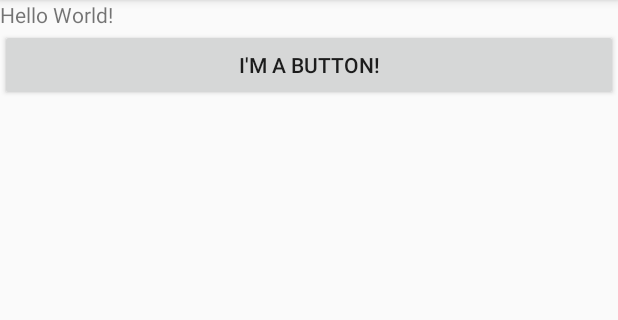
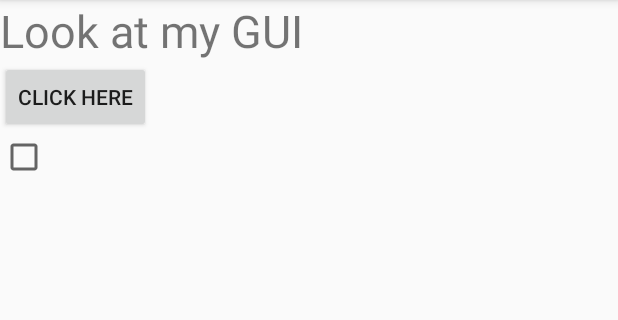
Before and after one commit to hall0508/AndroidLabs, an Android app: the screen it shows after launch (MainActivity), on a phone screen of 412 x 824 dp, the part 84-404 px from its top. Run offline under Robolectric (Android 15) with nearby library versions, the phone set to English and light mode, and no system bars.

Commit message:
activity_main_linear

```diff
--- a/app/src/main/java/com/example/androidlabs/MainActivity.java
+++ b/app/src/main/java/com/example/androidlabs/MainActivity.java
@@ -9,6 +9,6 @@ public class MainActivity extends AppCompatActivity {
     @Override
     protected void onCreate(Bundle savedInstanceState) {
         super.onCreate(savedInstanceState);
-        setContentView(R.layout.activity_main);
+        setContentView(R.layout.activity_main_linear);
     }
 }
--- /dev/null
+++ b/app/src/main/res/layout/activity_main_linear.xml
@@ -0,0 +1,35 @@
+<?xml version="1.0" encoding="utf-8"?>
+<androidx.constraintlayout.widget.ConstraintLayout
+    xmlns:android="http://schemas.android.com/apk/res/android"
+    xmlns:app="http://schemas.android.com/apk/res-auto"
+    xmlns:tools="http://schemas.android.com/tools"
+    android:orientation="vertical"
+    android:layout_width="match_parent"
+    android:layout_height="match_parent"
+    tools:context=".MainActivity">
+
+    <LinearLayout
+        android:layout_width="match_parent"
+        android:layout_height="match_parent"
+        android:orientation="vertical"
+        tools:ignore="MissingConstraints">
+
+        <TextView
+            android:layout_width="match_parent"
+            android:layout_height="wrap_content"
+            android:text="Look at my GUI"
+            android:textSize="30dp"
+            tools:ignore="MissingConstraints" />
+
+        <Button
+            android:layout_width="wrap_content"
+            android:layout_height="wrap_content"
+            android:text="CLICK HERE" />
+        <CheckBox
+            android:layout_width="wrap_content"
+            android:layout_height="wrap_content"/>
+    </LinearLayout>
+
+
+
+</androidx.constraintlayout.widget.ConstraintLayout>
```
